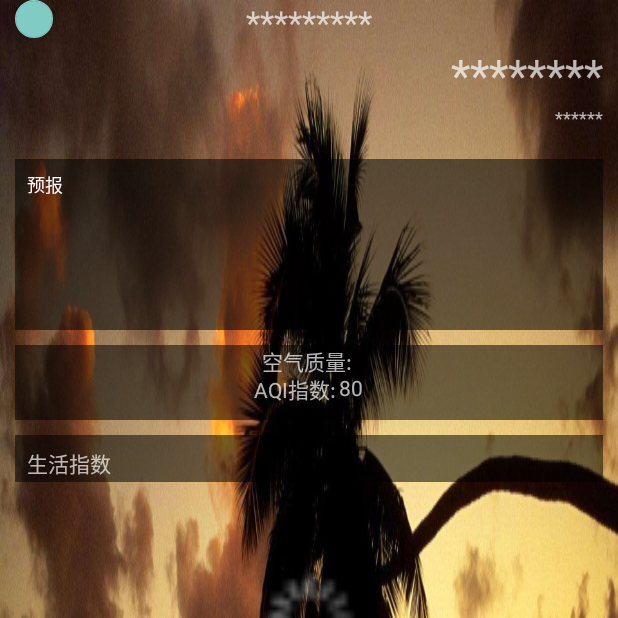
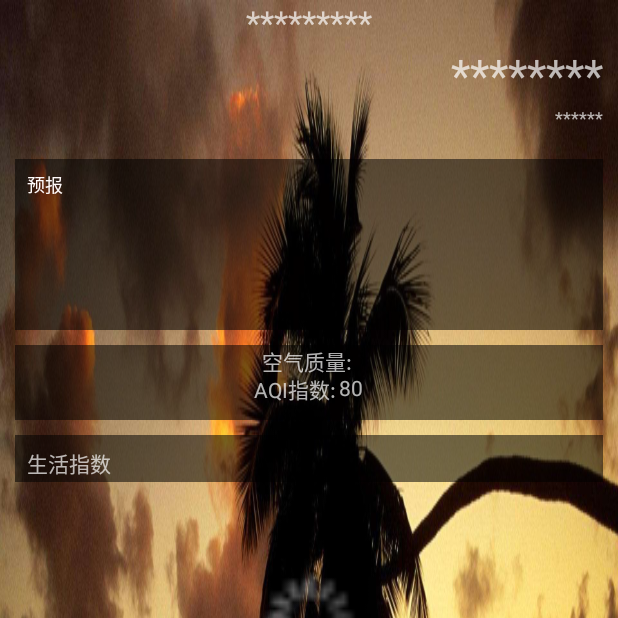
Before and after one commit to gpfdgithub/cool_weather, an Android app: the WeatherActivity screen opened directly, with no data from a screen before it, on a phone screen of 412 x 824 dp, the top half of it. Run offline under Robolectric (Android 15) with nearby library versions, the phone set to English and light mode, and no system bars.

Commit message:
修复bug

```diff
--- a/src/main/AndroidManifest.xml
+++ b/src/main/AndroidManifest.xml
@@ -7,7 +7,7 @@
     <application
         android:name="org.litepal.LitePalApplication"
         android:allowBackup="true"
-        android:icon="@mipmap/ic_launcher"
+        android:icon="@mipmap/appicon"
         android:label="@string/app_name"
         android:roundIcon="@mipmap/ic_launcher_round"
         android:supportsRtl="true"
--- a/src/main/java/com/example/coolweather/MainActivity.java
+++ b/src/main/java/com/example/coolweather/MainActivity.java
@@ -135,6 +135,8 @@ public class MainActivity extends AppCompatActivity implements  View.OnClickList
                 Intent intent = new Intent(MainActivity.this,WeatherActivity.class);
                 intent.putExtra("cityId",ParseUtil.parseResponseNow(weatherInfo).getBasic().getCid());
                 startActivity(intent);
+            } else {
+                queryProvince();
             }
         }
     }
--- a/src/main/java/com/example/coolweather/WeatherActivity.java
+++ b/src/main/java/com/example/coolweather/WeatherActivity.java
@@ -24,6 +24,7 @@ import android.view.LayoutInflater;
 import android.view.Menu;
 import android.view.MenuItem;
 import android.view.View;
+import android.widget.ImageButton;
 import android.widget.ImageView;
 import android.widget.ListView;
 import android.widget.TextView;
@@ -94,7 +95,7 @@ public class WeatherActivity extends AppCompatActivity implements  View.OnClickL
     private List<Weather.HeWeather6Bean.LifestyleBean> mLifestyleList;
     private List<Lifestyleitem> mLifeStyleItems = new ArrayList<>();
     private AirQuailty.HeWeather6Bean mAirQuailty;
-    private FloatingActionButton mMenuButton;
+    private ImageButton mMenuButton;
     private NavigationView mNavView;
     private ImageView mHeadProtraitImageView;
 
@@ -227,6 +228,7 @@ public class WeatherActivity extends AppCompatActivity implements  View.OnClickL
         mNavView = findViewById(R.id.nav_view);
         mDrawLayout = findViewById(R.id.drawer_layout);
         mMenuButton = findViewById(R.id.menu_button);
+        Log.d(TAG, "init: "+ mMenuButton.getBackground());
         mMenuButton.setOnClickListener(this);
         mTitleName = findViewById(R.id.title_city_name);
         mTemperatureText = findViewById(R.id.temperature);
@@ -309,6 +311,7 @@ public class WeatherActivity extends AppCompatActivity implements  View.OnClickL
     public void onClick(View v) {
         switch (v.getId()) {
             case R.id.menu_button: {
+                Log.d(TAG, "onClick: "+"menuButton");
                 openMenu();
                 break;
             }
--- a/src/main/res/layout/activity_weather.xml
+++ b/src/main/res/layout/activity_weather.xml
@@ -8,6 +8,16 @@
     android:background="@mipmap/allback"
     tools:context=".WeatherActivity">
 
+    <ImageButton
+        android:layout_width="28dp"
+        android:layout_height="28dp"
+        android:layout_alignParentTop="true"
+        android:layout_alignParentStart="true"
+        android:id="@+id/menu_button"
+        android:visibility="gone"
+        >
+    </ImageButton>
+
     <ImageView
         android:layout_width="100dp"
         android:layout_height="100dp"
@@ -17,19 +27,6 @@
         android:layout_centerInParent="true"
         />
 
-    <android.support.design.widget.FloatingActionButton
-        android:layout_width="25dp"
-        android:layout_height="25dp"
-        android:layout_marginStart="10dp"
-        android:layout_alignParentTop="true"
-        android:layout_alignParentStart="true"
-        android:id="@+id/menu_button"
-        android:background="@color/colorAccent"
-        >
-    </android.support.design.widget.FloatingActionButton>
-
-
-
     <view.NestScrollView
         android:layout_width="wrap_content"
         android:layout_height="wrap_content">
@@ -37,6 +34,7 @@
         <RelativeLayout
             android:layout_width="wrap_content"
             android:layout_height="wrap_content">
+
                 <RelativeLayout
                     android:id="@+id/titlebar"
                     android:layout_width="match_parent"
@@ -71,7 +69,6 @@
                         android:textSize="12sp"
                         />
                 </RelativeLayout>
-
 
                 <RelativeLayout
                     android:id="@+id/fore_daily_relativelayout"
```
Also changed, not shown: src/main/res/mipmap-xxxhdpi/appicon.png (added), 1 other file.
